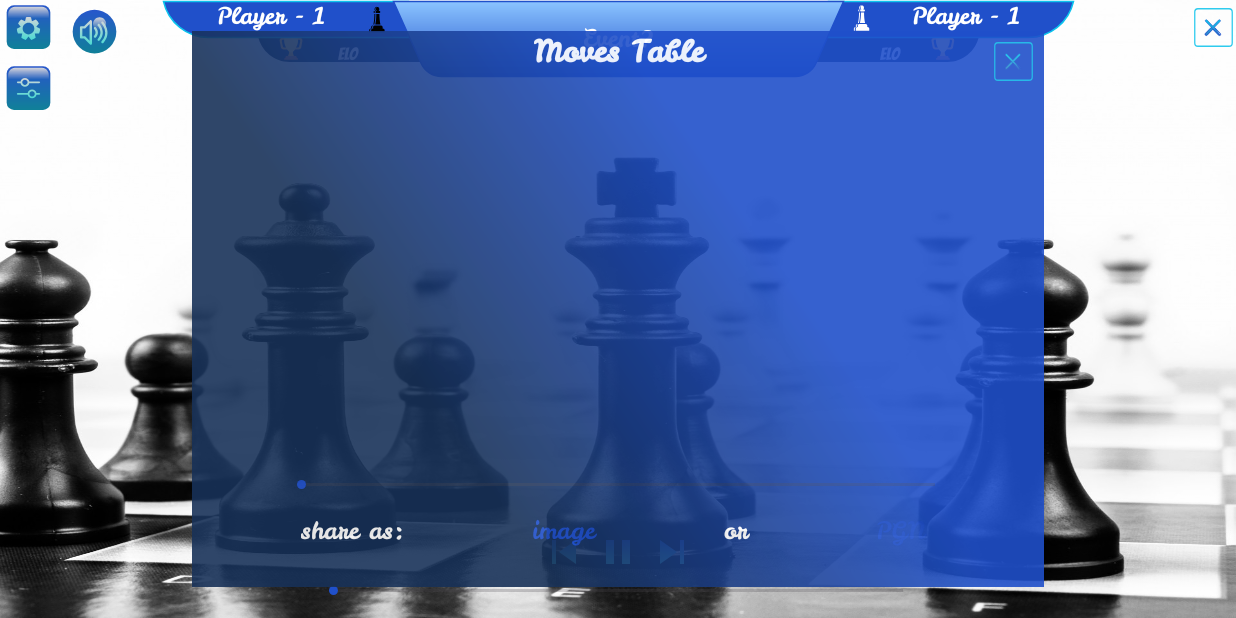
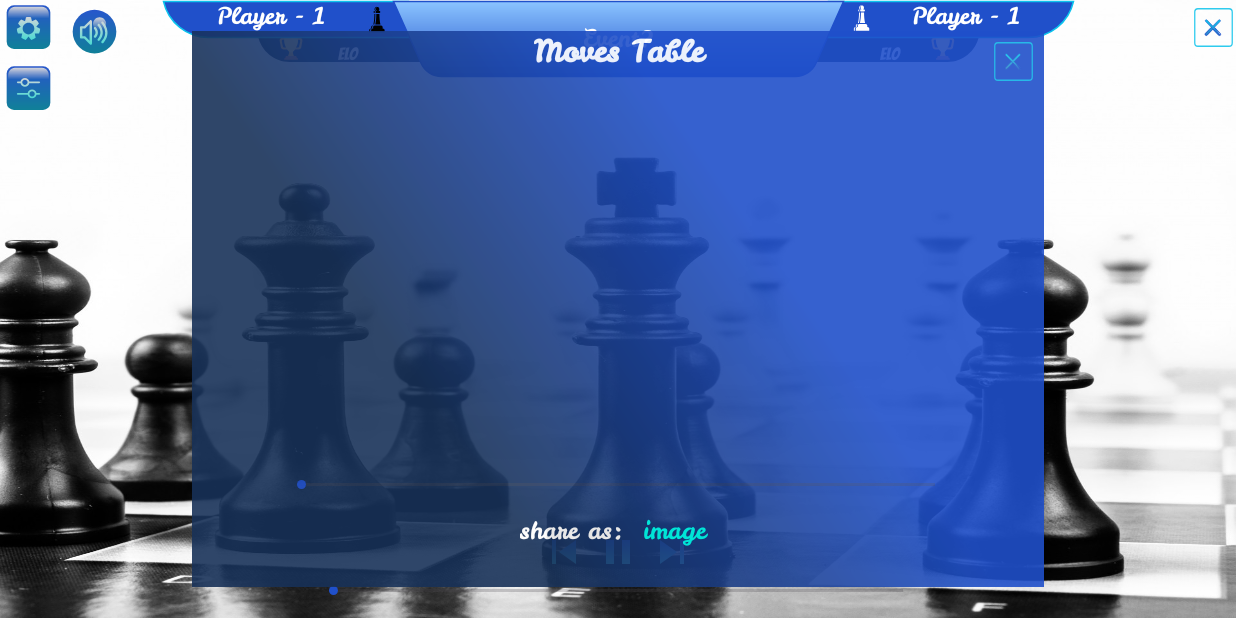
Before and after one commit to lhson0606/RenderingWithYou, an Android app: the fragment MoveControlPanel placed in its activity, on a phone screen of 824 x 412 dp (held sideways). Run offline under Robolectric (Android 15) with nearby library versions, the phone set to English and light mode, and no system bars; network calls fail; pictures from the network do not load; 4 statements that could not run were skipped.

Commit message:
fix bugs with moveControlPanel in ReplayActivity

```diff
--- a/app/src/main/java/com/dy/app/ui/dialog/MoveControlPanel.java
+++ b/app/src/main/java/com/dy/app/ui/dialog/MoveControlPanel.java
@@ -1,5 +1,6 @@
 package com.dy.app.ui.dialog;
 
+import android.graphics.Bitmap;
 import android.os.Bundle;
 import android.util.Log;
 import android.view.LayoutInflater;
@@ -8,6 +9,7 @@ import android.view.ViewGroup;
 import android.widget.AdapterView;
 import android.widget.GridView;
 import android.widget.SeekBar;
+import android.widget.TextView;
 
 import androidx.annotation.NonNull;
 import androidx.annotation.Nullable;
@@ -20,10 +22,12 @@ import com.dy.app.activity.RunScriptsActivity;
 import com.dy.app.core.thread.ScriptsRunner;
 import com.dy.app.gameplay.pgn.PGNFile;
 import com.dy.app.ui.adapter.MoveCellAdapter;
+import com.dy.app.utils.Utils;
 
 public class MoveControlPanel extends DialogFragment implements View.OnClickListener, AdapterView.OnItemClickListener {
     public static final String TAG = "MoveControlPanel";
     public static final int JUMP_TO_MOVE = 0;
+    public static final int SHARE_GAME_IMAGE = 1;
     private FragmentHubActivity activity;
     public MoveControlPanel(){
         setStyle(DialogFragment.STYLE_NO_FRAME, android.R.style.Theme_Translucent_NoTitleBar_Fullscreen);
@@ -48,6 +52,8 @@ public class MoveControlPanel extends DialogFragment implements View.OnClickList
         btnClose = v.findViewById(R.id.btnClose);
         gvMovesTable = v.findViewById(R.id.gvMovesTable);
         sbProgress = v.findViewById(R.id.sbProgress);
+        tvShareAsImage = v.findViewById(R.id.tvShareAsImage);
+        rootView = v.findViewById(R.id.clMovesTable);
 
         moveCellAdapter = new MoveCellAdapter(pgnFile.getMoveNotations());
 
@@ -57,6 +63,7 @@ public class MoveControlPanel extends DialogFragment implements View.OnClickList
         gvMovesTable.setOnItemClickListener(this);
         sbProgress.setProgress(1);
         sbProgress.setMax(pgnFile.getBothSideMoveCount());
+        tvShareAsImage.setOnClickListener(this);
 
         return v;
     }
@@ -67,6 +74,9 @@ public class MoveControlPanel extends DialogFragment implements View.OnClickList
     public void onClick(View v) {
         if(v == btnClose){
             dismiss();
+        }else if(v == tvShareAsImage) {
+            Bitmap bitmap = Utils.getScreenShot(rootView);
+            activity.onMsgToMain(TAG, SHARE_GAME_IMAGE, bitmap, null);
         }
     }
 
@@ -107,4 +117,6 @@ public class MoveControlPanel extends DialogFragment implements View.OnClickList
     private GridView gvMovesTable = null;
     private MoveCellAdapter moveCellAdapter;
     private SeekBar sbProgress;
+    private TextView tvShareAsImage;
+    private View rootView;
 }
--- a/app/src/main/res/layout/dialog_game_replay_control_panel.xml
+++ b/app/src/main/res/layout/dialog_game_replay_control_panel.xml
@@ -5,6 +5,7 @@
     xmlns:app="http://schemas.android.com/apk/res-auto">
 
     <androidx.constraintlayout.widget.ConstraintLayout
+        android:id="@+id/clMovesTable"
         android:layout_width="0sp"
         android:layout_height="0sp"
         app:layout_constraintStart_toStartOf="parent"
@@ -14,8 +15,7 @@
         app:layout_constraintWidth_percent="0.69"
         app:layout_constraintHeight_percent="0.9"
         android:background="@drawable/bg_shop"
-        android:alpha="0.9
-">
+        android:alpha="0.9">
 
         <TextView
             android:layout_width="match_parent"
@@ -78,12 +78,14 @@
         </androidx.constraintlayout.widget.ConstraintLayout>
 
         <androidx.constraintlayout.widget.ConstraintLayout
-            android:layout_width="match_parent"
+            android:layout_width="wrap_content"
             android:layout_height="0sp"
             app:layout_constraintHeight_percent="0.1"
             android:maxHeight="10dp"
             app:layout_constraintTop_toBottomOf="@+id/playControlContainer"
             app:layout_constraintBottom_toBottomOf="parent"
+            app:layout_constraintStart_toStartOf="parent"
+            app:layout_constraintEnd_toEndOf="parent"
             android:orientation="horizontal"
             android:layout_marginBottom="10dp">
 
@@ -103,36 +105,11 @@
                 android:id="@+id/tvShareAsImage"
                 android:layout_width="wrap_content"
                 android:layout_height="wrap_content"
-                android:textColor="#2050CA"
+                android:textColor="#00FFF0"
                 android:fontFamily="@font/leckerli_one"
                 app:layout_constraintStart_toEndOf="@+id/tvShareAs"
                 app:layout_constraintTop_toTopOf="parent"
-                app:layout_constraintEnd_toStartOf="@+id/tvShareAsText"
                 android:text=" image "
-                android:textSize="16sp"/>
-
-            <TextView
-                android:id="@+id/tvShareAsText"
-                android:layout_width="wrap_content"
-                android:layout_height="wrap_content"
-                android:textColor="@color/white"
-                android:fontFamily="@font/leckerli_one"
-                app:layout_constraintStart_toEndOf="@+id/tvShareAsImage"
-                app:layout_constraintTop_toTopOf="parent"
-                app:layout_constraintEnd_toStartOf="@+id/tvShareAsPGN"
-                android:text=" or "
-                android:textSize="16sp"/>
-
-            <TextView
-                android:id="@+id/tvShareAsPGN"
-                android:layout_width="wrap_content"
-                android:layout_height="wrap_content"
-                android:textColor="#2050CA"
-                android:fontFamily="@font/leckerli_one"
-                app:layout_constraintStart_toEndOf="@+id/tvShareAsText"
-                app:layout_constraintTop_toTopOf="parent"
-                app:layout_constraintEnd_toEndOf="parent"
-                android:text=" PGN "
                 android:textSize="16sp"/>
 
         </androidx.constraintlayout.widget.ConstraintLayout>
```
Also changed, not shown: app/src/main/java/com/dy/app/activity/MainActivity.java (+4 -4 lines), app/src/main/java/com/dy/app/activity/ReplayActivity.java (+19 -0 lines), app/src/main/java/com/dy/app/activity/RunScriptsActivity.java (+12 -0 lines), app/src/main/java/com/dy/app/core/thread/ScriptsRunner.java (+14 -13 lines), app/src/main/java/com/dy/app/utils/Utils.java (+10 -0 lines).
